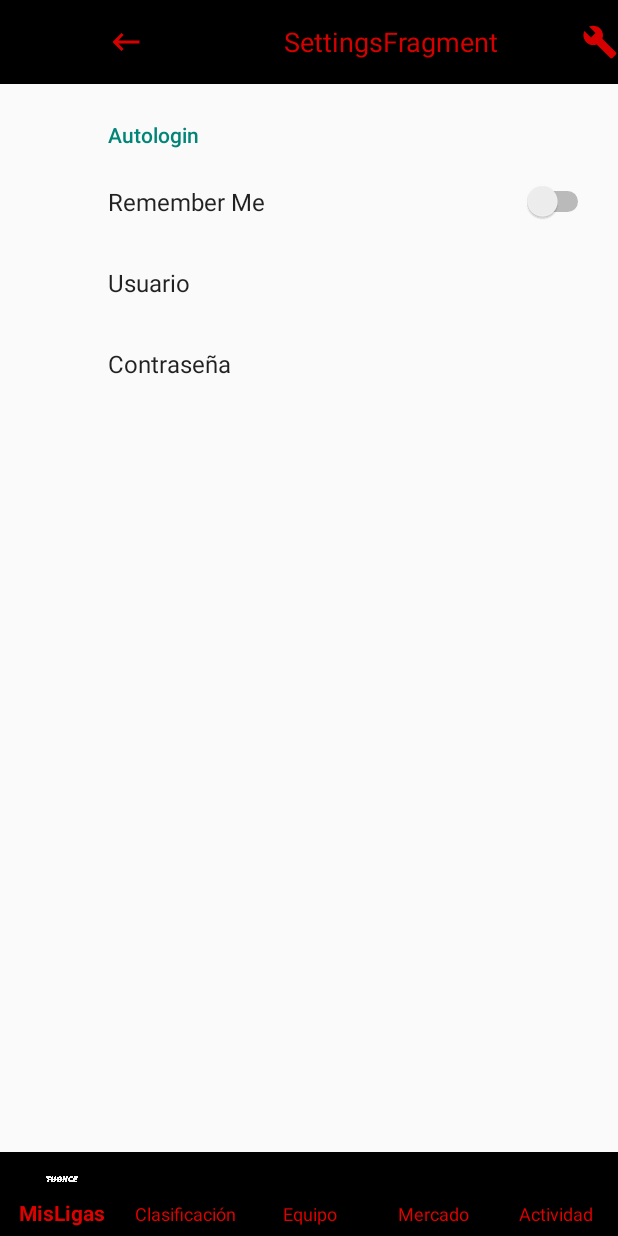
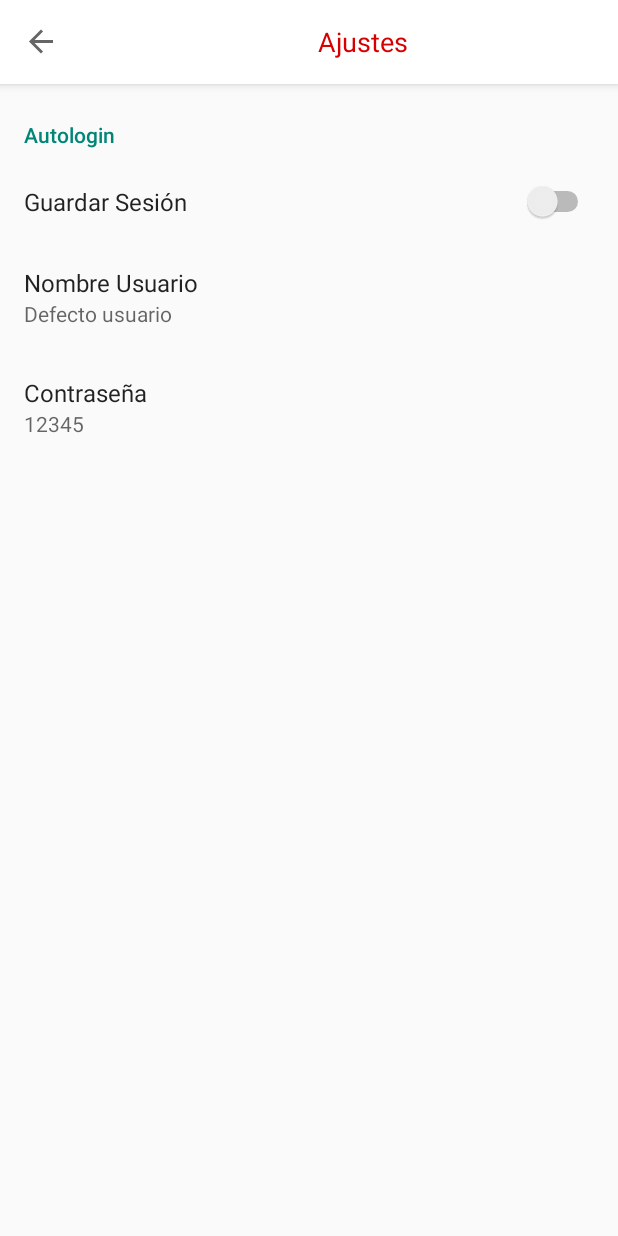
Before and after one commit to UniExtremadura/gps-project-ga-03, an Android app built with Jetpack Compose: the SettingsFragment screen opened through its navigation route, on a phone screen of 412 x 824 dp. Run offline under Robolectric (Android 15) with nearby library versions, the phone set to English and light mode, and no system bars; our stand-ins replace androidx.preference, navigation-ui.

Commit message:
T11 - HU13: Implementación del Botón de Preferencias.

```diff
--- a/app/src/main/java/uex/aseegps/ga03/tuonce/view/Home/ActividadFragment.kt
+++ b/app/src/main/java/uex/aseegps/ga03/tuonce/view/Home/ActividadFragment.kt
@@ -31,11 +31,13 @@ class ActividadFragment : Fragment() {
     }
 
     override fun onCreateView(
+
         inflater: LayoutInflater, container: ViewGroup?,
         savedInstanceState: Bundle?
     ): View? {
         // Inflate the layout for this fragment
         return inflater.inflate(R.layout.fragment_actividad, container, false)
+
     }
 
     companion object {
--- a/app/src/main/java/uex/aseegps/ga03/tuonce/view/Home/HomeActivity.kt
+++ b/app/src/main/java/uex/aseegps/ga03/tuonce/view/Home/HomeActivity.kt
@@ -1,10 +1,15 @@
 package uex.aseegps.ga03.tuonce.view.Home
 
+import android.content.Context
 import androidx.appcompat.app.AppCompatActivity
 import android.os.Bundle
 import android.view.Menu
+import android.view.MenuItem
+import android.view.View
 import android.widget.ImageButton
 import android.widget.TextView
+import android.graphics.Color
+import android.util.AttributeSet
 import androidx.navigation.fragment.NavHostFragment
 import androidx.navigation.ui.AppBarConfiguration
 import androidx.navigation.ui.navigateUp
@@ -18,6 +23,9 @@ class HomeActivity : AppCompatActivity() {
     private lateinit var binding: ActivityHomeBinding
     private lateinit var appBarConfiguration: AppBarConfiguration
 
+    private val blanco = Color.WHITE
+    private val negro = Color.BLACK
+
     private val navController by lazy {
         (supportFragmentManager.findFragmentById(R.id.nav_host_fragment) as NavHostFragment).navController
     }
@@ -25,6 +33,7 @@ class HomeActivity : AppCompatActivity() {
     override fun onCreate(savedInstanceState: Bundle?) {
         super.onCreate(savedInstanceState)
         binding = ActivityHomeBinding.inflate(layoutInflater)
+
         setContentView(binding.root)
 
         setUpUI()
@@ -44,20 +53,33 @@ class HomeActivity : AppCompatActivity() {
         setSupportActionBar(binding.toolbar)
         setupActionBarWithNavController(navController, appBarConfiguration)
 
-        // Encuentra el TextView por su ID
-        val titleTextView = findViewById<TextView>(R.id.toolbar_title)
-
-        val toolbarIconBack: ImageButton = findViewById(R.id.toolbar_icon_back)
-
-        toolbarIconBack.setOnClickListener {
+        val botonBack = findViewById<ImageButton>(R.id.toolbar_icon_back)
+        botonBack.setOnClickListener {
             onBackPressed()
         }
 
+        val botonPreferences = findViewById<ImageButton>(R.id.toolbar_icon_preferencias)
+        botonPreferences.setOnClickListener {
+            navController.navigate(R.id.action_home_to_settingsFragment)
+        }
 
-        // Configura un oyente para los cambios de navegación
         navController.addOnDestinationChangedListener { _, destination, _ ->
-            // Actualiza el título según la opción seleccionada en la barra de navegación inferior
-            titleTextView.text = destination.label
+
+            val title = findViewById<TextView>(R.id.toolbar_title)
+            title.text = destination.label
+            title.setTextColor(Color.parseColor("#D70000"))
+
+            if(destination.id == R.id.settingsFragment) {
+                binding.bottomNavigation.visibility = View.GONE
+                binding.toolbarIconPreferencias.visibility = View.GONE
+                binding.toolbarIconBack.visibility = View.GONE
+                binding.toolbar.setBackgroundColor(blanco)
+            } else {
+                binding.bottomNavigation.visibility = View.VISIBLE
+                binding.toolbarIconPreferencias.visibility = View.VISIBLE
+                binding.toolbarIconBack.visibility = View.VISIBLE
+                binding.toolbar.setBackgroundColor(negro)
+            }
         }
 
     }
@@ -67,4 +89,9 @@ class HomeActivity : AppCompatActivity() {
                 || super.onSupportNavigateUp()
     }
 
+    override fun onCreateOptionsMenu(menu: Menu?): Boolean {
+
+        menuInflater.inflate(R.menu.toolbar_menu, menu)
+        return true
+    }
 }
--- a/app/src/main/java/uex/aseegps/ga03/tuonce/view/Home/SettingsFragment.kt
+++ b/app/src/main/java/uex/aseegps/ga03/tuonce/view/Home/SettingsFragment.kt
@@ -9,4 +9,5 @@ class SettingsFragment : PreferenceFragmentCompat() {
     override fun onCreatePreferences(savedInstanceState: Bundle?, rootKey: String?) {
         setPreferencesFromResource(R.xml.preferences, rootKey)
     }
+
 }
--- a/app/src/main/java/uex/aseegps/ga03/tuonce/view/LoginActivity.kt
+++ b/app/src/main/java/uex/aseegps/ga03/tuonce/view/LoginActivity.kt
@@ -7,6 +7,7 @@ import android.os.Bundle
 import android.widget.Toast
 import androidx.activity.result.contract.ActivityResultContracts
 import androidx.lifecycle.lifecycleScope
+import androidx.preference.PreferenceManager
 import kotlinx.coroutines.launch
 import uex.aseegps.ga03.tuonce.database.TuOnceDatabase
 import uex.aseegps.ga03.tuonce.model.User
@@ -44,6 +45,8 @@ class LoginActivity : AppCompatActivity() {
         db = TuOnceDatabase.getInstance(applicationContext)!!
         setContentView(binding.root)
         setUpListeners()
+
+        readSettings()
     }
 
     private fun setUpListeners() {
@@ -90,4 +93,15 @@ class LoginActivity : AppCompatActivity() {
         Toast.makeText(this, msg, Toast.LENGTH_SHORT).show()
     }
 
+    private fun readSettings() {
+        val preferences = PreferenceManager.getDefaultSharedPreferences(this).all
+        val rememberme = preferences["guardarsesion"] as Boolean? ?: false
+        val username = preferences["nombreusuario"] as String? ?: ""
+        val password = preferences["contraseña"] as String? ?: ""
+
+        if (rememberme) { binding.etUsername.setText(username)
+            binding.etPassword.setText(password)
+        }
+    }
+
 }
--- a/app/src/main/res/layout/activity_home.xml
+++ b/app/src/main/res/layout/activity_home.xml
@@ -11,14 +11,14 @@
         android:id="@+id/nav_host_fragment"
         android:name="androidx.navigation.fragment.NavHostFragment"
         android:layout_width="match_parent"
-        android:layout_height="0dp"
+        android:layout_height="wrap_content"
         app:defaultNavHost="true"
         app:layout_constraintBottom_toTopOf="@id/bottom_navigation"
         app:layout_constraintEnd_toEndOf="parent"
         app:layout_constraintHorizontal_bias="0.0"
         app:layout_constraintStart_toStartOf="parent"
         app:layout_constraintTop_toBottomOf="@id/toolbar"
-        app:layout_constraintVertical_bias="1.0"
+        app:layout_constraintVertical_bias="0.0"
         app:navGraph="@navigation/barra_navegacion" />
 
     <com.google.android.material.bottomnavigation.BottomNavigationView
@@ -33,18 +33,32 @@
         app:menu="@menu/bottom_menu"
         app:layout_constraintWidth_percent="1.0"/>
 
+    <!--
     <androidx.appcompat.widget.Toolbar
         android:id="@+id/toolbar"
         android:layout_width="match_parent"
         android:layout_height="?attr/actionBarSize"
         android:background="#000000"
         android:elevation="4dp"
+        android:theme="@style/Toolbar"
+        app:layout_constraintStart_toStartOf="parent"
+        app:layout_constraintTop_toTopOf="parent"
+        app:menu="@menu/toolbar_menu">
+
+    </androidx.appcompat.widget.Toolbar>
+    -->
+
+    <androidx.appcompat.widget.Toolbar
+        android:id="@+id/toolbar"
+        android:layout_width="match_parent"
+        android:layout_height="?attr/actionBarSize"
+        android:background="#FFFFFF"
+        android:elevation="4dp"
         app:layout_constraintEnd_toEndOf="parent"
-        app:layout_constraintHorizontal_bias="0.0"
+        app:layout_constraintHorizontal_bias="1.0"
         app:layout_constraintStart_toStartOf="parent"
         app:layout_constraintTop_toTopOf="parent">
 
-        <!-- Botón de retroceso -->
         <ImageButton
             android:id="@+id/toolbar_icon_back"
             android:layout_width="24dp"
@@ -55,17 +69,15 @@
             android:contentDescription="Boton Back"
             android:src="@drawable/ic_baseline_back_backspace_24" />
 
-        <!-- Título centrado -->
         <TextView
             android:id="@+id/toolbar_title"
-            android:layout_width="330dp"
+            android:layout_width="340dp"
             android:layout_height="wrap_content"
             android:layout_gravity="center"
             android:textAlignment="center"
             android:textColor="#D70000"
             android:textSize="18sp" />
 
-        <!-- Botón de preguntas frecuentes -->
         <ImageButton
             android:id="@+id/toolbar_icon_preferencias"
             android:layout_width="24dp"
--- a/app/src/main/res/menu/toolbar_menu.xml
+++ b/app/src/main/res/menu/toolbar_menu.xml
@@ -1,5 +1,28 @@
 <?xml version="1.0" encoding="utf-8"?>
 <menu xmlns:android="http://schemas.android.com/apk/res/android"
     xmlns:app="http://schemas.android.com/apk/res-auto">
+    <!--
+    <item
+        android:id="@+id/toolbar_icon_back"
+        android:enabled="true"
+        android:icon="@drawable/ic_baseline_back_backspace_24"
+        android:title="Boton Back"
+        android:layout_gravity="left"
+        app:showAsAction="ifRoom" />
 
+    <item
+        android:id="@+id/toolbar_title"
+        android:title="MIS LIGAS"
+        app:showAsAction="ifRoom"
+        android:layout_gravity="center"
+        android:enabled="true" />
+
+    <item
+        android:id="@+id/toolbar_icon_preferencias"
+        android:enabled="true"
+        android:icon="@drawable/ic_baseline_preference"
+        android:title="Preguntas Frecuentes"
+        android:layout_gravity="right"
+        app:showAsAction="ifRoom" />
+    -->
 </menu>
--- a/app/src/main/res/navigation/barra_navegacion.xml
+++ b/app/src/main/res/navigation/barra_navegacion.xml
@@ -7,7 +7,7 @@
 
     <action
         android:id="@+id/action_home_to_settingsFragment"
-        app:destination="@+id/settingsFragment" />
+        app:destination="@id/settingsFragment" />
 
     <fragment
         android:id="@+id/misLigasFragment"
@@ -37,5 +37,5 @@
     <fragment
         android:id="@+id/settingsFragment"
         android:name="uex.aseegps.ga03.tuonce.view.Home.SettingsFragment"
-        android:label="SettingsFragment" />
+        android:label="Ajustes" />
 </navigation>
--- a/app/src/main/res/values/colors.xml
+++ b/app/src/main/res/values/colors.xml
@@ -7,4 +7,5 @@
     <color name="teal_700">#FF018786</color>
     <color name="black">#FF000000</color>
     <color name="white">#FFFFFFFF</color>
+    <color name="red">#D70000</color>
 </resources>
--- a/app/src/main/res/values/themes.xml
+++ b/app/src/main/res/values/themes.xml
@@ -5,7 +5,6 @@
     <style name="Toolbar" parent="Widget.AppCompat.Toolbar">
         <!-- Color de fondo de la Toolbar -->
         <item name="android:background">#000000</item> <!-- Negro -->
-
         <!-- Color del texto de la Toolbar -->
         <item name="android:titleTextAppearance">@style/Toolbar.TitleText</item>
     </style>
@@ -13,9 +12,12 @@
     <!-- Estilo del texto de la Toolbar -->
     <style name="Toolbar.TitleText" parent="TextAppearance.Widget.AppCompat.Toolbar.Title">
         <item name="android:textColor">#DF0000</item> <!-- Rojo -->
-        <item name="android:layout_gravity">center</item>
     </style>
 
-
+    <!-- Tema de la pantalla de preferencias -->
+    <style name="PreferenceTheme" parent="PreferenceThemeOverlay">
+        <item name="android:background">@color/black</item>
+        <item name="android:textColor">@color/red</item>
+    </style>
 
 </resources>
--- a/app/src/main/res/xml/preferences.xml
+++ b/app/src/main/res/xml/preferences.xml
@@ -1,33 +1,53 @@
 <?xml version="1.0" encoding="utf-8"?>
-<PreferenceScreen xmlns:app="http://schemas.android.com/apk/res-auto"
-    xmlns:android="http://schemas.android.com/apk/res/android">
+<PreferenceScreen xmlns:android="http://schemas.android.com/apk/res/android"
+    xmlns:app="http://schemas.android.com/apk/res-auto"
+    android:theme="@style/PreferenceTheme"
+    app:allowDividerAbove="true"
+    app:allowDividerBelow="false"
+    app:iconSpaceReserved="false"
+    app:title="Ajustes">
 
     <PreferenceCategory
+
         android:layout_width="wrap_content"
         android:layout_height="wrap_content"
-        android:title="Autologin">
+        android:title="Autologin"
+        app:iconSpaceReserved="false">
+
         <SwitchPreference
+            android:layout_width="wrap_content"
+            android:layout_height="wrap_content"
+            android:background="@color/black"
             android:defaultValue="false"
-            android:key="rememberme"
-            android:title="Remember Me" />
+            android:textColor="#D70000"
+            android:thumbTint="#D70000"
+            android:title="Guardar Sesión"
+            android:trackTint="@color/black"
+            app:iconSpaceReserved="false"
+            app:key="guardarsesion" />
         <EditTextPreference
             android:layout_width="wrap_content"
             android:layout_height="wrap_content"
-            android:defaultValue="Default usuario"
-            android:key="usurname"
+            android:background="@color/black"
+            android:defaultValue="Defecto usuario"
             android:selectAllOnFocus="true"
             android:singleLine="true"
-            android:title="Usuario"
-            android:useSimpleSummaryProvider="true" />
+            android:textColor="#D70000"
+            android:title="Nombre Usuario"
+            app:iconSpaceReserved="false"
+            app:key="nombreusuario"
+            app:useSimpleSummaryProvider="true" />
         <EditTextPreference
             android:layout_width="wrap_content"
             android:layout_height="wrap_content"
+            android:background="@color/black"
             android:defaultValue="12345"
-            android:key="password"
             android:selectAllOnFocus="true"
             android:singleLine="true"
+            android:textColor="#D70000"
             android:title="Contraseña"
-            android:useSimpleSummaryProvider="true"/>
+            app:iconSpaceReserved="false"
+            app:key="contraseña"
+            app:useSimpleSummaryProvider="true" />
     </PreferenceCategory>
-
 </PreferenceScreen>
```
